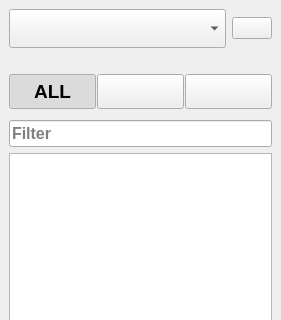
The window that ui/dock_markets.ui (katmai1/qtradingview) describes before a commit, drawn with Qt 5; both pictures show x 0 to 281 and y 0 to 320 of the 281 by 581 pixel window.
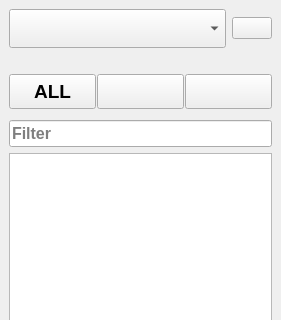
The same window after the commit. Icons and pictures are not drawn.

Diff of the .ui file:
```diff
--- a/ui/dock_markets.ui
+++ b/ui/dock_markets.ui
@@ -159,7 +159,7 @@
          <bool>true</bool>
         </property>
         <property name="checked">
-         <bool>true</bool>
+         <bool>false</bool>
         </property>
         <property name="autoExclusive">
          <bool>true</bool>
```
